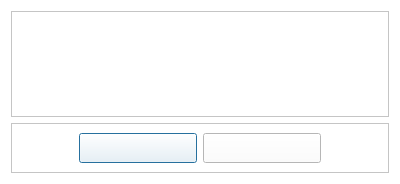
First picture: the form in CaX/dialog/formdialog.ui, repository fsest4u/CaX_03, before the edit.
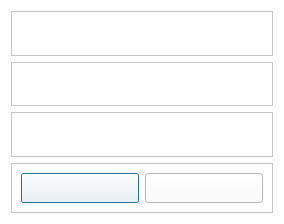
Second picture: the form after the edit. Icons and pictures are not drawn.

Commit message: [setup] - form 개발 중~ - values 개발 중~

The edit to the form file:
```diff
--- a/CaX/dialog/formdialog.ui
+++ b/CaX/dialog/formdialog.ui
@@ -6,8 +6,8 @@
    <rect>
     <x>0</x>
     <y>0</y>
-    <width>400</width>
-    <height>184</height>
+    <width>276</width>
+    <height>224</height>
    </rect>
   </property>
   <property name="windowTitle">
@@ -29,42 +29,111 @@
 	background-color: rgb(255, 255, 255);
 }</string>
   </property>
-  <layout class="QGridLayout" name="gridLayout">
-   <item row="0" column="0">
-    <widget class="QFrame" name="frame">
+  <layout class="QVBoxLayout" name="verticalLayout">
+   <item>
+    <widget class="QFrame" name="frame0">
      <property name="frameShape">
       <enum>QFrame::StyledPanel</enum>
      </property>
      <property name="frameShadow">
       <enum>QFrame::Raised</enum>
      </property>
-     <layout class="QVBoxLayout" name="verticalLayout">
+     <layout class="QHBoxLayout" name="horizontalLayout_4">
+      <property name="leftMargin">
+       <number>0</number>
+      </property>
+      <property name="topMargin">
+       <number>0</number>
+      </property>
+      <property name="rightMargin">
+       <number>0</number>
+      </property>
+      <property name="bottomMargin">
+       <number>0</number>
+      </property>
       <item>
-       <widget class="QLabel" name="labelTitle1">
+       <widget class="QLabel" name="labelKey0"/>
+      </item>
+      <item>
+       <widget class="QLabel" name="labelValue0">
         <property name="alignment">
-         <set>Qt::AlignCenter</set>
+         <set>Qt::AlignLeading|Qt::AlignLeft|Qt::AlignVCenter</set>
         </property>
        </widget>
       </item>
+     </layout>
+    </widget>
+   </item>
+   <item>
+    <widget class="QFrame" name="frame1">
+     <property name="frameShape">
+      <enum>QFrame::StyledPanel</enum>
+     </property>
+     <property name="frameShadow">
+      <enum>QFrame::Raised</enum>
+     </property>
+     <layout class="QHBoxLayout" name="horizontalLayout_3">
+      <property name="leftMargin">
+       <number>0</number>
+      </property>
+      <property name="topMargin">
+       <number>0</number>
+      </property>
+      <property name="rightMargin">
+       <number>0</number>
+      </property>
+      <property name="bottomMargin">
+       <number>0</number>
+      </property>
       <item>
-       <widget class="QLabel" name="labelTitle2">
+       <widget class="QLabel" name="labelKey1"/>
+      </item>
+      <item>
+       <widget class="QLabel" name="labelValue1">
         <property name="alignment">
-         <set>Qt::AlignCenter</set>
+         <set>Qt::AlignLeading|Qt::AlignLeft|Qt::AlignVCenter</set>
         </property>
        </widget>
       </item>
+     </layout>
+    </widget>
+   </item>
+   <item>
+    <widget class="QFrame" name="frame2">
+     <property name="frameShape">
+      <enum>QFrame::StyledPanel</enum>
+     </property>
+     <property name="frameShadow">
+      <enum>QFrame::Raised</enum>
+     </property>
+     <layout class="QHBoxLayout" name="horizontalLayout_2">
+      <property name="leftMargin">
+       <number>0</number>
+      </property>
+      <property name="topMargin">
+       <number>0</number>
+      </property>
+      <property name="rightMargin">
+       <number>0</number>
+      </property>
+      <property name="bottomMargin">
+       <number>0</number>
+      </property>
       <item>
-       <widget class="QLabel" name="labelTitle3">
+       <widget class="QLabel" name="labelKey2"/>
+      </item>
+      <item>
+       <widget class="QLabel" name="labelValue2">
         <property name="alignment">
-         <set>Qt::AlignCenter</set>
+         <set>Qt::AlignLeading|Qt::AlignLeft|Qt::AlignVCenter</set>
         </property>
        </widget>
       </item>
      </layout>
     </widget>
    </item>
-   <item row="1" column="0">
-    <widget class="QFrame" name="frame_2">
+   <item>
+    <widget class="QFrame" name="frameBtn">
      <property name="minimumSize">
       <size>
        <width>0</width>
```
The commit also changes 12 other files.
